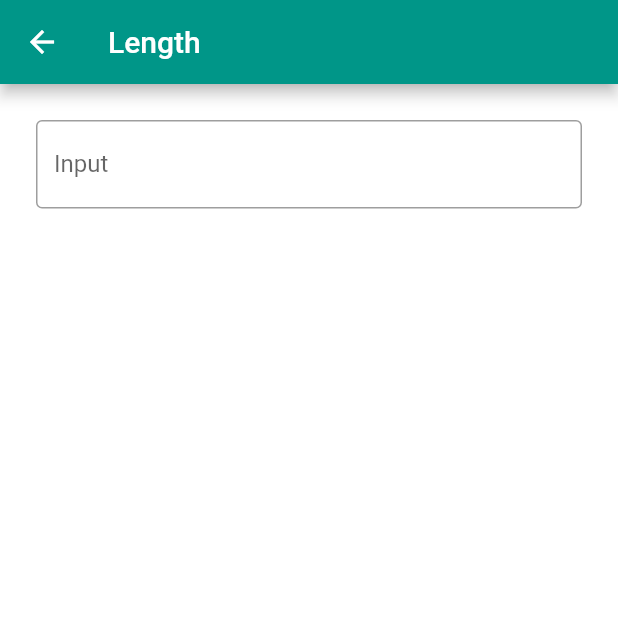
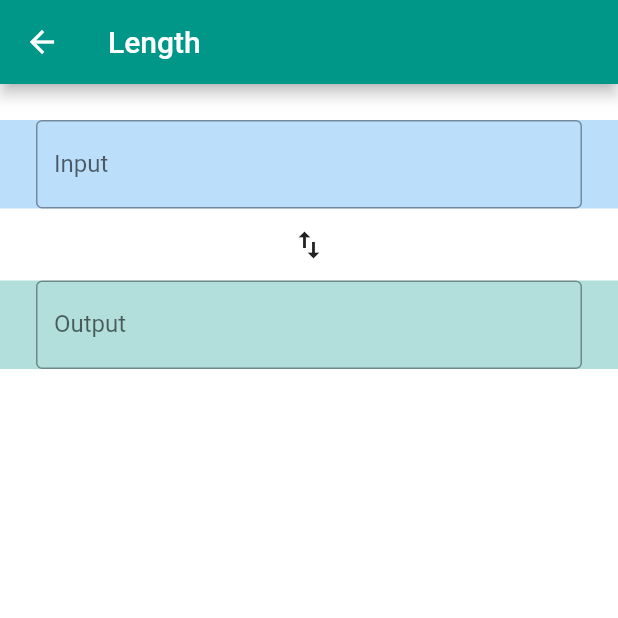
Before and after one commit to rohan20/flutter-udacity-course, a Flutter app: the screen it shows after launch, after a tap on "Length", on a phone screen of 412 x 824 dp, the top half of it. Run offline on Flutter 3.47's test engine with Material 2 defaults, Android fonts, the phone set to English and light mode, and no system bars.

Commit message:
added output field and converter icon

```diff
--- a/unit_converter/lib/ui/ConverterPage.dart
+++ b/unit_converter/lib/ui/ConverterPage.dart
@@ -26,12 +26,30 @@ class ConverterPage extends StatelessWidget {
       color: Colors.white,
       child: new Column(
         children: <Widget>[
+          const SizedBox(height: 24.0),
           new Container(
+            color: Colors.blue[100],
             child: new Padding(
-              padding: const EdgeInsets.all(24.0),
-              child: ConverterValue(hintText: "Enter input value", labelText: "Input",),
+              padding: const EdgeInsets.symmetric(horizontal: 24.0),
+              child: ConverterValue(
+                hintText: "Enter input value",
+                labelText: "Input",
+              ),
             ),
-          )
+          ),
+          const SizedBox(height: 12.0),
+          new Icon(Icons.import_export),
+          const SizedBox(height: 12.0),
+          new Container(
+            color: Colors.teal[100],
+            child: new Padding(
+              padding: const EdgeInsets.symmetric(horizontal: 24.0),
+              child: ConverterValue(
+                hintText: "Enter output value",
+                labelText: "Output",
+              ),
+            ),
+          ),
         ],
       ),
     );
```
